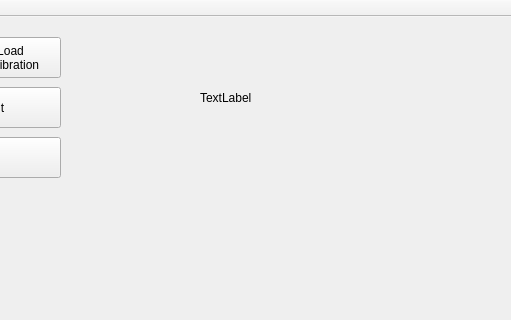
The window that 4000_Visualization/4100_Benchmark_Visualization/Camera_Tracking/RigidTrack/RigidTrack/RigidTrack.ui (LordTofu/RigidTrack) describes before a commit, drawn with Qt 5; both pictures show x 180 to 691 and y 0 to 320 of the 830 by 908 pixel window.
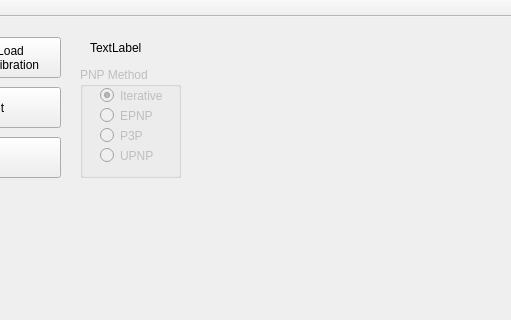
The same window after the commit.

What changed in the file:
```diff
--- a/4000_Visualization/4100_Benchmark_Visualization/Camera_Tracking/RigidTrack/RigidTrack/RigidTrack.ui
+++ b/4000_Visualization/4100_Benchmark_Visualization/Camera_Tracking/RigidTrack/RigidTrack/RigidTrack.ui
@@ -70,10 +70,10 @@
    <widget class="QLabel" name="lbLog">
     <property name="geometry">
      <rect>
-      <x>380</x>
-      <y>30</y>
+      <x>270</x>
+      <y>10</y>
       <width>231</width>
-      <height>101</height>
+      <height>41</height>
      </rect>
     </property>
     <property name="text">
@@ -107,6 +107,77 @@
      <enum>Qt::ScrollBarAlwaysOn</enum>
     </property>
    </widget>
+   <widget class="QGroupBox" name="groupBox">
+    <property name="enabled">
+     <bool>false</bool>
+    </property>
+    <property name="geometry">
+     <rect>
+      <x>260</x>
+      <y>50</y>
+      <width>101</width>
+      <height>111</height>
+     </rect>
+    </property>
+    <property name="title">
+     <string>PNP Method</string>
+    </property>
+    <widget class="QRadioButton" name="rbMethod4">
+     <property name="geometry">
+      <rect>
+       <x>20</x>
+       <y>80</y>
+       <width>82</width>
+       <height>17</height>
+      </rect>
+     </property>
+     <property name="text">
+      <string>UPNP</string>
+     </property>
+    </widget>
+    <widget class="QRadioButton" name="rbMethod1">
+     <property name="geometry">
+      <rect>
+       <x>20</x>
+       <y>20</y>
+       <width>82</width>
+       <height>17</height>
+      </rect>
+     </property>
+     <property name="text">
+      <string>Iterative</string>
+     </property>
+     <property name="checked">
+      <bool>true</bool>
+     </property>
+    </widget>
+    <widget class="QRadioButton" name="rbMethod2">
+     <property name="geometry">
+      <rect>
+       <x>20</x>
+       <y>40</y>
+       <width>82</width>
+       <height>17</height>
+      </rect>
+     </property>
+     <property name="text">
+      <string>EPNP</string>
+     </property>
+    </widget>
+    <widget class="QRadioButton" name="rbMethod3">
+     <property name="geometry">
+      <rect>
+       <x>20</x>
+       <y>60</y>
+       <width>82</width>
+       <height>17</height>
+      </rect>
+     </property>
+     <property name="text">
+      <string>P3P</string>
+     </property>
+    </widget>
+   </widget>
   </widget>
   <widget class="QMenuBar" name="menuBar">
    <property name="geometry">
```
Left out of the diff: 3 changed lines with no effect on the pictures.
